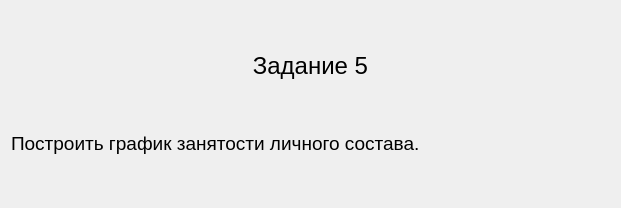
Old version of the form qt_designer_ui/TextTask5.ui in the repository IvaMarin/Project-Network-Diagram-App.
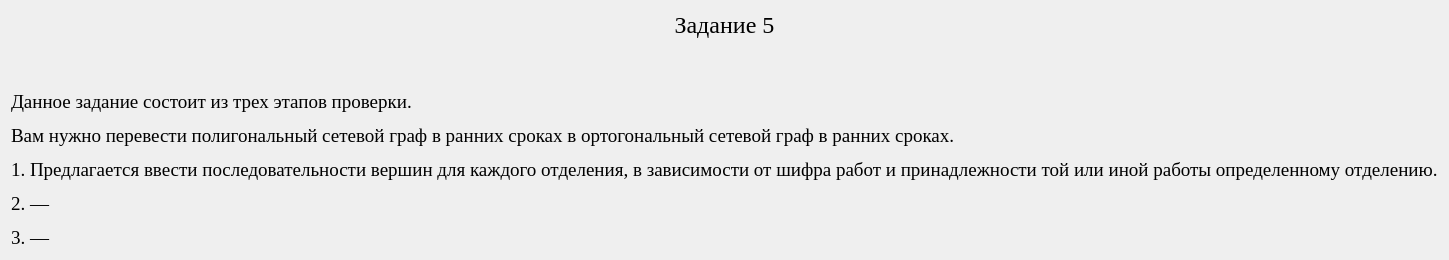
New version of the form.

What changed in the file:
```diff
--- a/qt_designer_ui/TextTask5.ui
+++ b/qt_designer_ui/TextTask5.ui
@@ -16,8 +16,13 @@
   <layout class="QVBoxLayout" name="verticalLayout">
    <item>
     <widget class="QLabel" name="label">
+     <property name="font">
+      <font>
+       <family>Times New Roman</family>
+      </font>
+     </property>
      <property name="text">
-      <string>&lt;html&gt;&lt;head/&gt;&lt;body&gt;&lt;p align=&quot;center&quot;&gt;&lt;span style=&quot; font-size:18pt;&quot;&gt;Задание 5&lt;/span&gt;&lt;/p&gt;&lt;p align=&quot;center&quot;&gt;&lt;br/&gt;&lt;/p&gt;&lt;p&gt;&lt;span style=&quot; font-size:14pt;&quot;&gt;Построить график занятости личного состава.&lt;/span&gt;&lt;/p&gt;&lt;/body&gt;&lt;/html&gt;</string>
+      <string>&lt;html&gt;&lt;head/&gt;&lt;body&gt;&lt;p align=&quot;center&quot;&gt;&lt;span style=&quot; font-size:18pt;&quot;&gt;Задание 5&lt;/span&gt;&lt;/p&gt;&lt;p align=&quot;center&quot;&gt;&lt;br/&gt;&lt;/p&gt;&lt;p&gt;&lt;span style=&quot; font-size:14pt;&quot;&gt;Данное задание состоит из трех этапов проверки.&lt;/span&gt;&lt;/p&gt;&lt;p&gt;&lt;span style=&quot; font-size:14pt;&quot;&gt;Вам нужно перевести полигональный сетевой граф в ранних сроках в ортогональный сетевой граф в ранних сроках.&lt;/span&gt;&lt;/p&gt;&lt;p&gt;&lt;span style=&quot; font-size:14pt;&quot;&gt;1. Предлагается ввести последовательности вершин для каждого отделения, в зависимости от шифра работ и      принадлежности той или иной работы определенному отделению.&lt;/span&gt;&lt;/p&gt;&lt;p&gt;&lt;span style=&quot; font-size:14pt;&quot;&gt;2. —&lt;/span&gt;&lt;/p&gt;&lt;p&gt;&lt;span style=&quot; font-size:14pt;&quot;&gt;3. —  &lt;/span&gt;&lt;/p&gt;&lt;/body&gt;&lt;/html&gt;</string>
      </property>
     </widget>
    </item>
```
